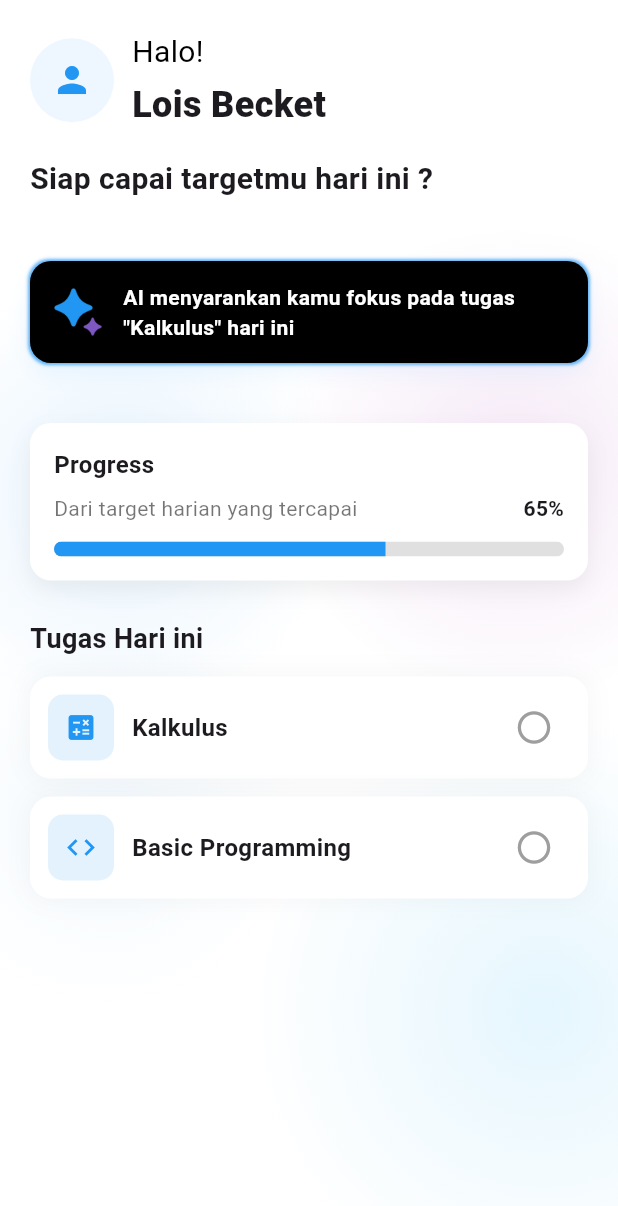
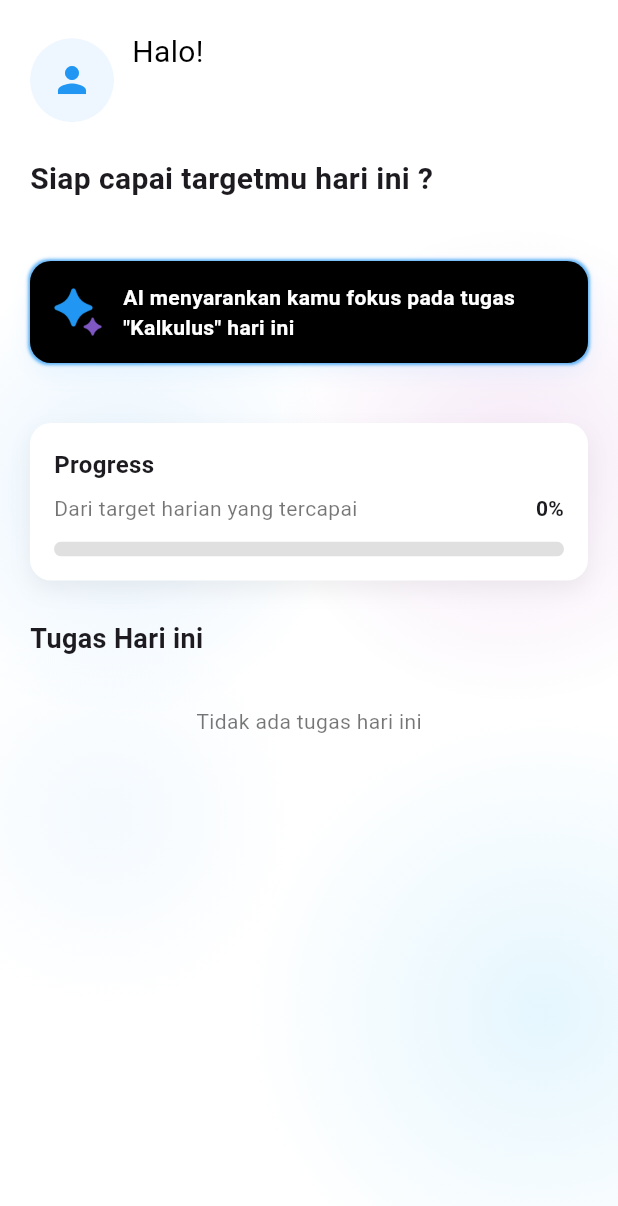
Before and after one commit to Luthfiashofaa/StudiGo-App, a Flutter app: the HomeView screen opened by its route, on a phone screen of 412 x 824 dp. Shown: the top 1206 px of the screen. Run offline on Flutter 3.47's test engine with Material 3 defaults, Android fonts, the phone set to English and light mode, and no system bars; our stand-ins replace app_links, country_code_picker, flutter_dotenv, get, image_picker, permission_handler and 1 more; accounts and stored records are empty; Roboto replaces fonts that are missing (LieblingBold, LieblingMedium).

Commit message:
fetch home

```diff
--- a/lib/app/modules/views/home/home_view.dart
+++ b/lib/app/modules/views/home/home_view.dart
@@ -105,8 +105,32 @@ class HomeView extends GetView<HomeController> {
                               ),
                             ),
                             const SizedBox(width: 12),
-                            Column(
-                              crossAxisAlignment: CrossAxisAlignment.start,
+                            Obx(() {
+                              // Tampilkan loading atau nama user
+                              if (controller.isLoadingUser.value) {
+                                return Column(
+                                  crossAxisAlignment: CrossAxisAlignment.start,
+                                  children: const [
+                                    Text(
+                                      'Halo!',
+                                      style: TextStyle(
+                                        fontSize: 20,
+                                        color: Colors.black,
+                                        fontFamily: 'LieblingMedium',
+                                      ),
+                                    ),
+                                    SizedBox(height: 4),
+                                    SizedBox(
+                                      width: 100,
+                                      height: 24,
+                                      child: LinearProgressIndicator(),
+                                    ),
+                                  ],
+                                );
+                              }
+
+                              return Column(
+                                crossAxisAlignment: CrossAxisAlignment.start,
                                 children: [
                                   const Text(
                                     'Halo!',
@@ -117,16 +141,17 @@ class HomeView extends GetView<HomeController> {
                                     ),
                                   ),
                                   const SizedBox(height: 4),
-                                  const Text(
-                                    'Lois Becket',
-                                    style: TextStyle(
+                                  Text(
+                                    controller.userName.value,
+                                    style: const TextStyle(
                                       fontSize: 24,
                                       fontFamily: 'LieblingBold',
                                       fontWeight: FontWeight.w800,
                                     ),
                                   ),
                                 ],
-                            ),
+                              );
+                            }),
                           ],
                         ),
 
@@ -231,34 +256,34 @@ class HomeView extends GetView<HomeController> {
                                 ),
                               ),
                               const SizedBox(height: 8),
-                              Row(
+                              Obx(() => Row(
                                 mainAxisAlignment:
                                     MainAxisAlignment.spaceBetween,
-                                children: const [
-                                  Text(
+                                children: [
+                                  const Text(
                                     'Dari target harian yang tercapai',
                                     style: TextStyle(color: Colors.black54),
                                   ),
                                   Text(
-                                    '65%',
-                                    style: TextStyle(
+                                    '${controller.progressPercentage}%',
+                                    style: const TextStyle(
                                       fontWeight: FontWeight.w700,
                                     ),
                                   ),
                                 ],
-                              ),
+                              )),
                               const SizedBox(height: 12),
-                              ClipRRect(
+                              Obx(() => ClipRRect(
                                 borderRadius: BorderRadius.circular(8),
                                 child: LinearProgressIndicator(
                                   minHeight: 10,
-                                  value: 0.65,
+                                  value: controller.progressValue,
                                   backgroundColor: Colors.grey.shade300,
-                                  valueColor: AlwaysStoppedAnimation<Color>(
+                                  valueColor: const AlwaysStoppedAnimation<Color>(
                                     Colors.blue,
                                   ),
                                 ),
-                              ),
+                              )),
                             ],
                           ),
                         ),
@@ -275,16 +300,42 @@ class HomeView extends GetView<HomeController> {
 
                         const SizedBox(height: 12),
 
-                        Column(
-                          children: const [
-                            _TaskCard(icon: Icons.calculate, title: 'Kalkulus'),
-                            SizedBox(height: 12),
-                            _TaskCard(
-                              icon: Icons.code,
-                              title: 'Basic Programming',
+                        Obx(() {
+                          if (controller.todayTasks.isEmpty) {
+                            return const Center(
+                              child: Padding(
+                                padding: EdgeInsets.all(20.0),
+                                child: Text(
+                                  'Tidak ada tugas hari ini',
+                                  style: TextStyle(
+                                    color: Colors.black54,
+                                    fontSize: 14,
+                                  ),
+                                ),
+                              ),
+                            );
+                          }
+
+                          return Column(
+                            children: List.generate(
+                              controller.todayTasks.length,
+                              (index) {
+                                final task = controller.todayTasks[index];
+                                return Padding(
+                                  padding: EdgeInsets.only(
+                                    bottom: index < controller.todayTasks.length - 1 ? 12 : 0,
+                                  ),
+                                  child: _TaskCard(
+                                    icon: _getIconForTask(task['title'] ?? 'Task'),
+                                    title: task['title'] ?? 'Task ${index + 1}',
+                                    isCompleted: task['isCompleted'] ?? false,
+                                    onToggle: () => controller.toggleTaskCompletion(index),
+                                  ),
+                                );
+                              },
                             ),
-                          ],
-                        ),
+                          );
+                        }),
 
                         // space reserved by padding at the scrollview bottom for AppShell's nav
                       ],
@@ -300,24 +351,19 @@ class HomeView extends GetView<HomeController> {
   }
 }
 
-class _TaskCard extends StatefulWidget {
+class _TaskCard extends StatelessWidget {
   final IconData icon;
   final String title;
-  const _TaskCard({Key? key, required this.icon, required this.title})
-    : super(key: key);
+  final bool isCompleted;
+  final VoidCallback onToggle;
 
-  @override
-  State<_TaskCard> createState() => _TaskCardState();
-}
-
-class _TaskCardState extends State<_TaskCard> {
-  late bool _checked;
-
-  @override
-  void initState() {
-    super.initState();
-    _checked = false;
-  }
+  const _TaskCard({
+    Key? key,
+    required this.icon,
+    required this.title,
+    required this.isCompleted,
+    required this.onToggle,
+  }) : super(key: key);
 
   @override
   Widget build(BuildContext context) {
@@ -345,20 +391,25 @@ class _TaskCardState extends State<_TaskCard> {
               color: Colors.blue.shade50,
               borderRadius: BorderRadius.circular(10),
             ),
-            child: Icon(widget.icon, color: Colors.blue, size: 22),
+            child: Icon(icon, color: Colors.blue, size: 22),
           ),
           const SizedBox(width: 12),
           Expanded(
             child: Text(
-              widget.title,
-              style: const TextStyle(fontSize: 16, fontWeight: FontWeight.w600),
+              title,
+              style: TextStyle(
+                fontSize: 16,
+                fontWeight: FontWeight.w600,
+                decoration: isCompleted ? TextDecoration.lineThrough : null,
+                color: isCompleted ? Colors.grey : Colors.black,
+              ),
             ),
           ),
           IconButton(
-            onPressed: () => setState(() => _checked = !_checked),
+            onPressed: onToggle,
             icon: Icon(
-              _checked ? Icons.check_circle : Icons.radio_button_unchecked,
-              color: _checked ? Colors.blue : Colors.grey,
+              isCompleted ? Icons.check_circle : Icons.radio_button_unchecked,
+              color: isCompleted ? Colors.blue : Colors.grey,
               size: 26,
             ),
           ),
@@ -367,3 +418,21 @@ class _TaskCardState extends State<_TaskCard> {
     );
   }
 }
+
+// Helper function untuk mendapatkan icon berdasarkan judul task
+IconData _getIconForTask(String title) {
+  final lowerTitle = title.toLowerCase();
+  if (lowerTitle.contains('kalkulus') || lowerTitle.contains('math') || lowerTitle.contains('matematika')) {
+    return Icons.calculate;
+  } else if (lowerTitle.contains('programming') || lowerTitle.contains('code') || lowerTitle.contains('coding')) {
+    return Icons.code;
+  } else if (lowerTitle.contains('fisika') || lowerTitle.contains('physics')) {
+    return Icons.science;
+  } else if (lowerTitle.contains('bahasa') || lowerTitle.contains('language')) {
+    return Icons.book;
+  } else if (lowerTitle.contains('lab') || lowerTitle.contains('praktikum')) {
+    return Icons.biotech;
+  } else {
+    return Icons.assignment;
+  }
+}
```
Also changed, not shown: lib/app/modules/controllers/home/home_controller.dart (+131 -3 lines), pubspec.lock.
